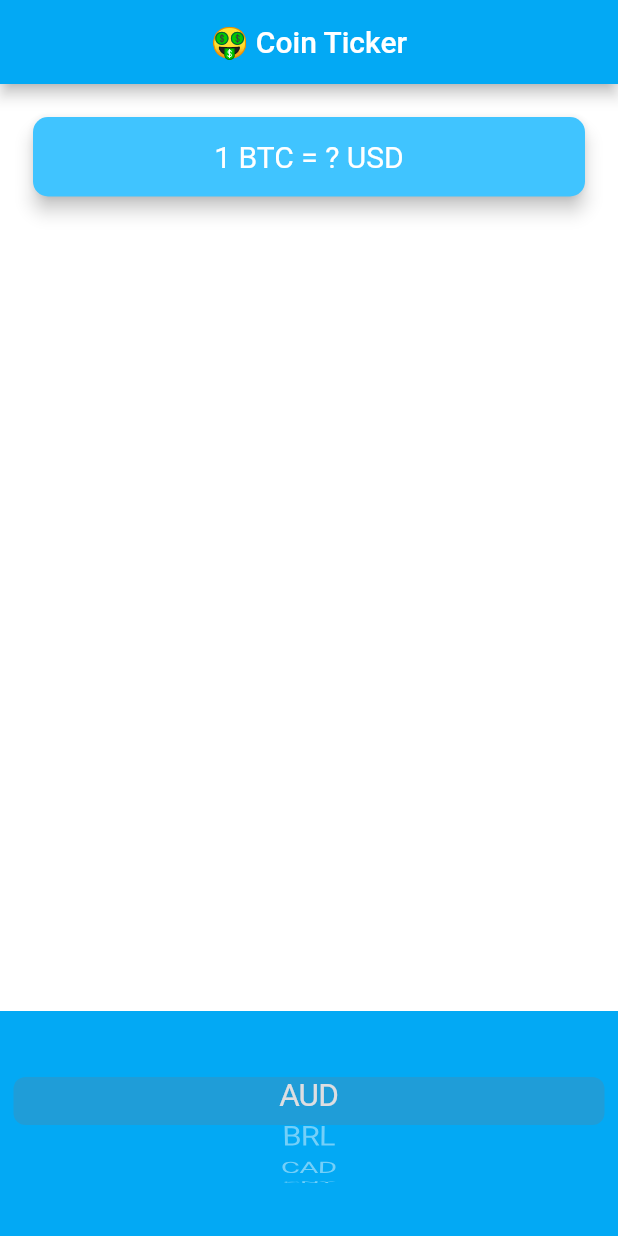
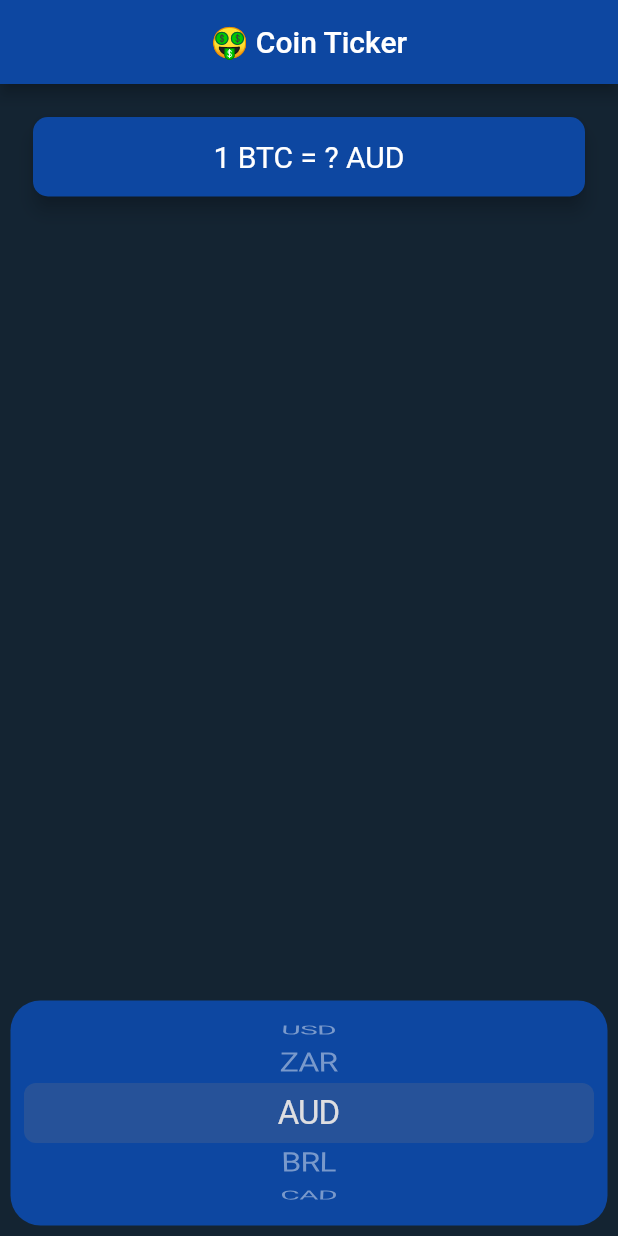
Before and after one commit to chaniru-puldith/crypto-ticker-flutter-app, a Flutter app: the screen it shows after launch, on a phone screen of 412 x 824 dp. Run offline on Flutter 3.47's test engine with Material 2 defaults, Android fonts, the phone set to English and light mode, and no system bars; our stand-ins replace flutter_dotenv; network calls fail.

```diff
--- a/lib/main.dart
+++ b/lib/main.dart
@@ -1,22 +1,28 @@
 import 'package:flutter/material.dart';
 import 'package:flutter/services.dart';
 import 'price_screen.dart';
+import 'package:flutter_dotenv/flutter_dotenv.dart';
 
-void main() => runApp(const MyApp());
+void main() async {
+  WidgetsFlutterBinding.ensureInitialized();
+
+  await dotenv.load(fileName: ".env");
+
+  runApp(const MyApp());
+}
 
 class MyApp extends StatelessWidget {
   const MyApp({super.key});
 
   @override
   Widget build(BuildContext context) {
-    SystemChrome.setSystemUIOverlayStyle(SystemUiOverlayStyle(
-        statusBarColor: Colors.lightBlue
-    ));
+    SystemChrome.setSystemUIOverlayStyle(
+        SystemUiOverlayStyle(statusBarColor: Colors.blue.shade900));
     return MaterialApp(
       debugShowCheckedModeBanner: false,
       theme: ThemeData.dark().copyWith(
-          primaryColor: Colors.lightBlue,
-          scaffoldBackgroundColor: Colors.white),
+          primaryColor: Colors.blue.shade900,
+          scaffoldBackgroundColor: Color(0xFF142432)),
       home: PriceScreen(),
     );
   }
--- a/lib/price_screen.dart
+++ b/lib/price_screen.dart
@@ -8,48 +8,60 @@ class PriceScreen extends StatefulWidget {
 }
 
 class _PriceScreenState extends State<PriceScreen> {
+  String btcRate = '?';
+  String selectedCurrency = 'AUD';
+
+  @override
+  void initState() {
+    super.initState();
+    getBTCData('AUD');
+  }
+
   @override
   Widget build(BuildContext context) {
     return Scaffold(
       appBar: AppBar(
         centerTitle: true,
-        title: Text('🤑 Coin Ticker'),
-        backgroundColor: Colors.lightBlue,
+        title: const Text('🤑 Coin Ticker'),
+        backgroundColor: Colors.blue.shade900,
       ),
       body: Column(
         mainAxisAlignment: MainAxisAlignment.spaceBetween,
         crossAxisAlignment: CrossAxisAlignment.stretch,
         children: <Widget>[
           Padding(
-            padding: EdgeInsets.fromLTRB(18.0, 18.0, 18.0, 0),
+            padding: const EdgeInsets.fromLTRB(18.0, 18.0, 18.0, 0),
             child: Card(
-              color: Colors.lightBlueAccent,
+              color: Colors.blue.shade900,
               elevation: 5.0,
               shape: RoundedRectangleBorder(
                 borderRadius: BorderRadius.circular(10.0),
               ),
-              child: Padding(
-                padding: EdgeInsets.symmetric(vertical: 15.0, horizontal: 28.0),
-                child: Text(
-                  '1 BTC = ? USD',
-                  textAlign: TextAlign.center,
-                  style: TextStyle(
-                    fontSize: 20.0,
-                    color: Colors.white,
-                  ),
-                ),
-              ),
+              child: CryptoCard(
+                  rateValue: btcRate, selectedCurrency: selectedCurrency),
             ),
           ),
-          Container(
-            height: 150.0,
-            alignment: Alignment.center,
-            padding: EdgeInsets.only(bottom: 30.0),
-            color: Colors.lightBlue,
-            child: CupertinoPicker(
-              itemExtent: 32.0,
-              onSelectedItemChanged: (int value) {  },
-              children: getCupertinoPickerItems(),
+          Padding(
+            padding: const EdgeInsets.all(7.0),
+            child: Container(
+              decoration: BoxDecoration(
+                borderRadius: BorderRadius.circular(20.0),
+                color: Colors.blue.shade900,
+              ),
+              height: 150.0,
+              padding: const EdgeInsets.only(top: 7.0, bottom: 7.0),
+              alignment: Alignment.center,
+              child: CupertinoPicker(
+                looping: true,
+                itemExtent: 40.0,
+                onSelectedItemChanged: (int index) async {
+                  setState(() {
+                    selectedCurrency = currenciesList[index];
+                    getBTCData(selectedCurrency);
+                  });
+                },
+                children: getCupertinoPickerItems(),
+              ),
             ),
           ),
         ],
@@ -58,12 +70,51 @@ class _PriceScreenState extends State<PriceScreen> {
   }
 
   List<Widget> getCupertinoPickerItems() {
-    List<Text> items = [];
-    for (int i = 0; i <currenciesList.length; i++) {
-      String currency = currenciesList[i];
-      var newItem = Text(currency);
-      items.add(newItem);
+    return currenciesList
+        .map(
+          (currency) => Center(
+            child: Text(
+              currency,
+              style: const TextStyle(
+                fontSize: 22,
+              ),
+            ),
+          ),
+        )
+        .toList();
+  }
+
+  void getBTCData(currency) async {
+    try {
+      var data = await CoinData().getCoinData(currency);
+      setState(() {
+        btcRate = data;
+      });
+    } catch (e) {
+      print(e);
     }
-    return items;
   }
 }
+
+class CryptoCard extends StatelessWidget {
+  const CryptoCard(
+      {super.key, required this.selectedCurrency, required this.rateValue, re});
+
+  final String rateValue;
+  final String selectedCurrency;
+
+  @override
+  Widget build(BuildContext context) {
+    return Padding(
+      padding: EdgeInsets.symmetric(vertical: 15.0, horizontal: 28.0),
+      child: Text(
+        '1 BTC = $rateValue $selectedCurrency',
+        textAlign: TextAlign.center,
+        style: const TextStyle(
+          fontSize: 20.0,
+          color: Colors.white,
+        ),
+      ),
+    );
+  }
+}
```
Also changed, not shown: lib/coin_data.dart (+24 -1 lines), pubspec.yaml (+5 -3 lines), pubspec.lock, 1 other file.
